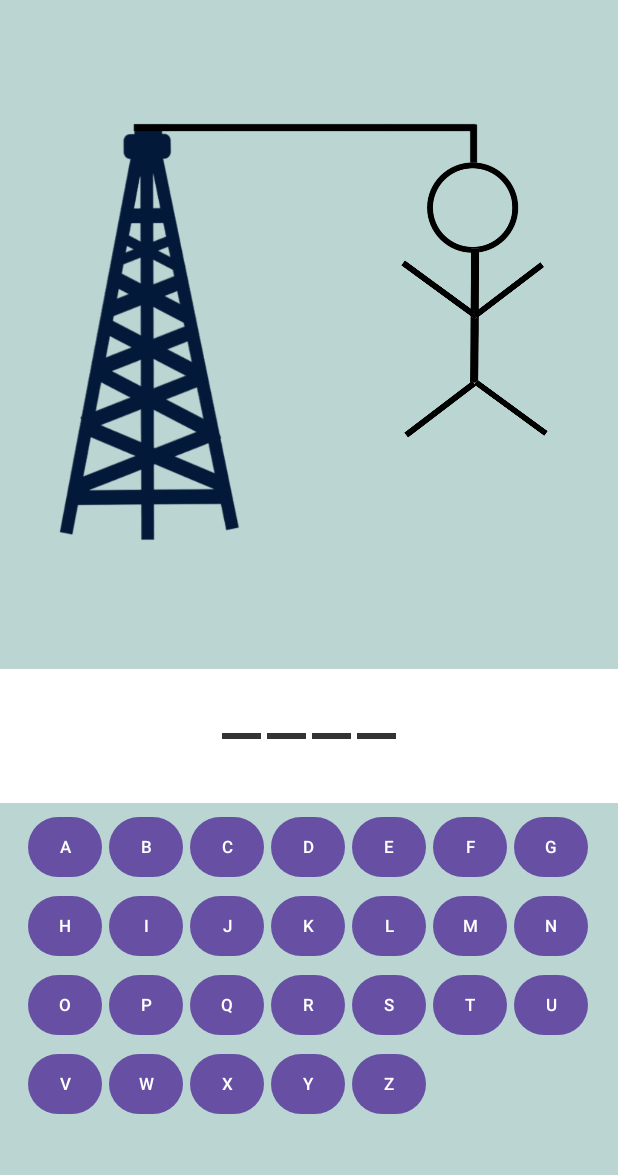
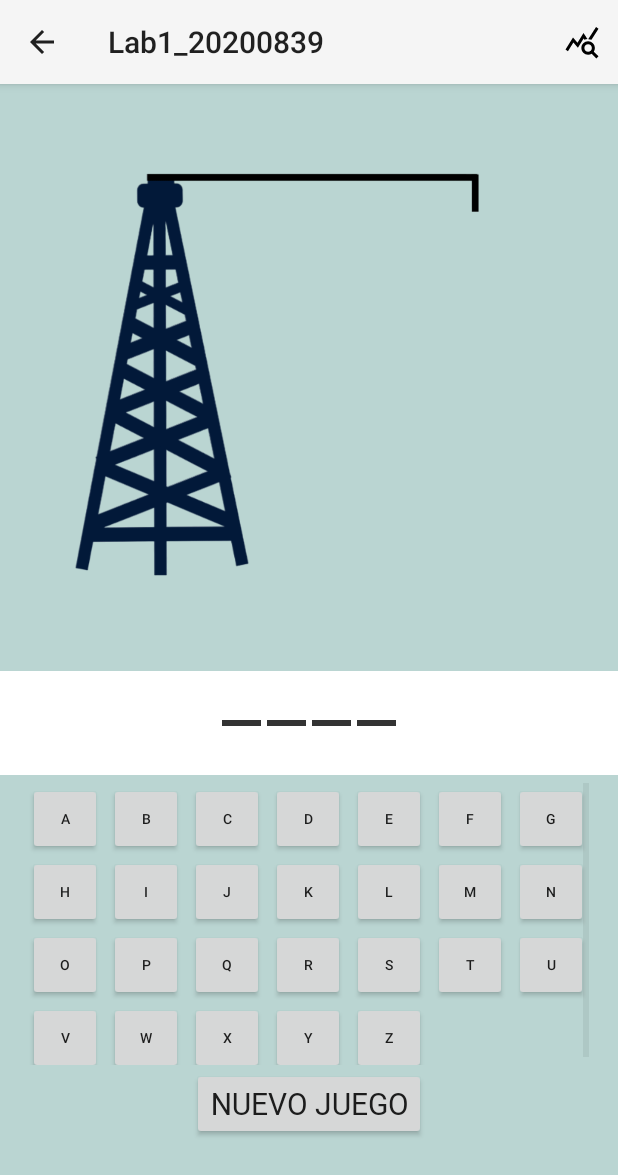
Before and after one commit to DiegoLG15/Lab1_20200839, an Android app: the MainActivity2 screen opened directly, with no data from a screen before it, on a phone screen of 412 x 824 dp. Shown: the top 1175 px of the screen. Run offline under Robolectric (Android 15) with nearby library versions, the phone set to English and light mode, and no system bars.

Commit message:
Lab1 terminado

```diff
--- a/app/src/main/java/com/example/lab1_20200839/MainActivity2.java
+++ b/app/src/main/java/com/example/lab1_20200839/MainActivity2.java
@@ -1,13 +1,18 @@
 package com.example.lab1_20200839;
 
+import androidx.annotation.NonNull;
 import androidx.appcompat.app.AlertDialog;
 import androidx.appcompat.app.AppCompatActivity;
 
 import android.content.DialogInterface;
+import android.content.Intent;
 import android.graphics.Color;
 import android.media.Image;
 import android.os.Bundle;
 import android.view.Gravity;
+import android.view.InflateException;
+import android.view.Menu;
+import android.view.MenuItem;
 import android.view.View;
 import android.view.ViewGroup;
 import android.widget.GridView;
@@ -15,6 +20,7 @@ import android.widget.ImageView;
 import android.widget.LinearLayout;
 import android.widget.TextView;
 
+import java.util.ArrayList;
 import java.util.Random;
 
 public class MainActivity2 extends AppCompatActivity {
@@ -30,6 +36,11 @@ public class MainActivity2 extends AppCompatActivity {
     private ImageView[] parts;
     private int sizeParts=6;
     private int parteActual;
+    private long startTime;
+    private long endTime;
+    private long duracion;
+    private ArrayList<Long> tiemposPartidas = new ArrayList<>();
+    private ArrayList<String> resultadosPartidas = new ArrayList<>();
 
 
     @Override
@@ -51,7 +62,31 @@ public class MainActivity2 extends AppCompatActivity {
 
         iniciarJuego();
     }
+    @Override
+    public boolean onCreateOptionsMenu(Menu menu) {
+        getMenuInflater().inflate(R.menu.menu_stats,menu);
+        return true;
+    }
+
+    @Override
+    public boolean onOptionsItemSelected(@NonNull MenuItem item) {
+        int id = item.getItemId();
+
+        if (id == R.id.stats) {
+            // Inicia una nueva actividad para mostrar estadísticas
+            Intent intent = new Intent(this, Statistics.class);
+            intent.putExtra("tiemposPartidas", tiemposPartidas);
+            intent.putExtra("resultadosPartidas", resultadosPartidas);
+            startActivity(intent);
+            return true;
+        }
+
+        return super.onOptionsItemSelected(item);
+    }
+
     private void iniciarJuego(){
+        wordLayout.removeAllViews();
+
         String nuevaPalabra=palabras[random.nextInt(palabras.length)];
         while(nuevaPalabra.equals(palabraActual)) nuevaPalabra=palabras[random.nextInt(palabras.length)];
         palabraActual=nuevaPalabra;
@@ -66,11 +101,15 @@ public class MainActivity2 extends AppCompatActivity {
             letrasView[i].setBackgroundResource(R.drawable.colocar_letra);
             wordLayout.addView(letrasView[i]);
         }
+        for (ImageView part : parts) {
+            part.setVisibility(View.INVISIBLE);
+        }
         adapter=new TecladoLetras(this);
         gridView.setAdapter(adapter);
         numCorr=0;
         parteActual=0;
         numChars=palabraActual.length();
+        startTime = System.currentTimeMillis();;
     }
     public void letraPresionada(View view){
         String letra=((TextView) view).getText().toString();
@@ -88,28 +127,34 @@ public class MainActivity2 extends AppCompatActivity {
         if(bandera){
             if(numCorr==numChars){
                 desabilitarBotones();
+                endTime = System.currentTimeMillis();
+                duracion = (endTime - startTime)/1000;
                 AlertDialog.Builder builder=new AlertDialog.Builder(this);
-                builder.setTitle("Ganaste");
-                builder.setMessage("Felicidades!\n\nLa reespuesta era \n\n" +palabraActual);
-                builder.setPositiveButton("Jugar nuevamente", new DialogInterface.OnClickListener() {
+                builder.setTitle("Ganó");
+                builder.setMessage("Terminó en \n\n" +duracion+"s");
+                builder.setPositiveButton("Jugar de nuevo", new DialogInterface.OnClickListener() {
                     @Override
                     public void onClick(DialogInterface dialog, int which) {
                         MainActivity2.this.iniciarJuego();
 
                     }
                 });
-                builder.setPositiveButton("Salir", new DialogInterface.OnClickListener() {
+                builder.setNegativeButton("Salir", new DialogInterface.OnClickListener() {
                     @Override
                     public void onClick(DialogInterface dialog, int which) {
                         MainActivity2.this.finish();
                     }
                 });
                 builder.show();
+                tiemposPartidas.add(duracion);
+                resultadosPartidas.add("Gano");
             }
         } else if (parteActual<sizeParts) {
             parts[parteActual].setVisibility(View.VISIBLE);
             parteActual++;
         }else {
+            endTime = System.currentTimeMillis();
+            duracion = (endTime - startTime)/1000;
             desabilitarBotones();
             AlertDialog.Builder builder=new AlertDialog.Builder(this);
             builder.setTitle("Perdiste");
@@ -128,6 +173,8 @@ public class MainActivity2 extends AppCompatActivity {
                 }
             });
             builder.show();
+            tiemposPartidas.add(duracion);
+            resultadosPartidas.add("Perdio");
         }
 
     }
@@ -136,4 +183,11 @@ public class MainActivity2 extends AppCompatActivity {
             gridView.getChildAt(i).setEnabled(false);
         }
     }
+    public void onClickJugarDeNuevo(View view) {
+        iniciarJuego();
+        endTime = System.currentTimeMillis();
+        tiemposPartidas.add(duracion);
+        resultadosPartidas.add("Cancelo");
+    }
+
 }
--- /dev/null
+++ b/app/src/main/res/drawable/stats.xml
@@ -0,0 +1,5 @@
+<vector android:height="24dp" android:tint="#000000"
+    android:viewportHeight="24" android:viewportWidth="24"
+    android:width="24dp" xmlns:android="http://schemas.android.com/apk/res/android">
+    <path android:fillColor="@android:color/white" android:pathData="M19.88,18.47c0.44,-0.7 0.7,-1.51 0.7,-2.39c0,-2.49 -2.01,-4.5 -4.5,-4.5s-4.5,2.01 -4.5,4.5s2.01,4.5 4.49,4.5c0.88,0 1.7,-0.26 2.39,-0.7L21.58,23L23,21.58L19.88,18.47zM16.08,18.58c-1.38,0 -2.5,-1.12 -2.5,-2.5c0,-1.38 1.12,-2.5 2.5,-2.5s2.5,1.12 2.5,2.5C18.58,17.46 17.46,18.58 16.08,18.58zM15.72,10.08c-0.74,0.02 -1.45,0.18 -2.1,0.45l-0.55,-0.83l-3.8,6.18l-3.01,-3.52l-3.63,5.81L1,17l5,-8l3,3.5L13,6C13,6 15.72,10.08 15.72,10.08zM18.31,10.58c-0.64,-0.28 -1.33,-0.45 -2.05,-0.49c0,0 5.12,-8.09 5.12,-8.09L23,3.18L18.31,10.58z"/>
+</vector>
--- a/app/src/main/res/layout/activity_main.xml
+++ b/app/src/main/res/layout/activity_main.xml
@@ -79,14 +79,14 @@
         android:layout_width="wrap_content"
         android:layout_height="wrap_content"
         android:fontFamily="@font/tahitisansd"
+        android:onClick="jugar"
         android:text="Jugar"
-        android:onClick="jugar"
         android:textSize="30sp"
         app:layout_constraintBottom_toBottomOf="parent"
         app:layout_constraintEnd_toEndOf="parent"
-        app:layout_constraintHorizontal_bias="0.501"
+        app:layout_constraintHorizontal_bias="0.498"
         app:layout_constraintStart_toStartOf="parent"
         app:layout_constraintTop_toBottomOf="@+id/textAhorcado"
-        app:layout_constraintVertical_bias="0.345" />
+        app:layout_constraintVertical_bias="0.34" />
 
 </androidx.constraintlayout.widget.ConstraintLayout>
--- a/app/src/main/res/layout/activity_main2.xml
+++ b/app/src/main/res/layout/activity_main2.xml
@@ -10,18 +10,18 @@
 
     <RelativeLayout
         android:layout_width="match_parent"
-        android:layout_height="446dp"
+        android:layout_height="391dp"
         android:gravity="center"
         android:paddingTop="15dp">
 
         <ImageView
             android:id="@+id/antena"
             android:layout_width="294dp"
-            android:layout_height="429dp"
+            android:layout_height="410dp"
             android:layout_alignParentStart="true"
             android:layout_alignParentEnd="true"
             android:layout_centerVertical="true"
-            android:layout_marginStart="35dp"
+            android:layout_marginStart="46dp"
             android:layout_marginEnd="65dp"
             android:layout_marginBottom="40dp"
             app:srcCompat="@drawable/antenna_sinfondo" />
@@ -31,60 +31,66 @@
             android:layout_width="181dp"
             android:layout_height="137dp"
             android:layout_marginStart="165dp"
-            android:layout_marginTop="23dp"
+            android:layout_marginTop="1dp"
             android:paddingStart="116dp"
             android:paddingTop="72dp"
-            app:srcCompat="@drawable/head1_sinfondo" />
+            app:srcCompat="@drawable/head1_sinfondo"
+            android:visibility="invisible"/>
 
         <ImageView
             android:id="@+id/cuerpo"
             android:layout_width="136dp"
             android:layout_height="288dp"
             android:layout_marginStart="188dp"
-            android:layout_marginTop="30dp"
+            android:layout_marginTop="7dp"
             android:paddingStart="120dp"
             android:paddingTop="53dp"
-            app:srcCompat="@drawable/torso_sinfondo" />
+            app:srcCompat="@drawable/torso_sinfondo"
+            android:visibility="invisible"/>
 
         <ImageView
             android:id="@+id/brazoIzq"
             android:layout_width="153dp"
             android:layout_height="127dp"
             android:layout_marginStart="166dp"
-            android:layout_marginTop="90dp"
+            android:layout_marginTop="70dp"
             android:paddingStart="100dp"
             android:paddingTop="60dp"
-            app:srcCompat="@drawable/brazoizq_piernadere_sinfondo" />
+            app:srcCompat="@drawable/brazoizq_piernadere_sinfondo"
+            android:visibility="invisible"/>
 
         <ImageView
             android:id="@+id/brazoDer"
             android:layout_width="170dp"
             android:layout_height="142dp"
             android:layout_marginStart="193dp"
-            android:layout_marginTop="84dp"
+            android:layout_marginTop="64dp"
             android:paddingStart="120dp"
             android:paddingTop="60dp"
-            app:srcCompat="@drawable/brazodere_piernaizq_sinfondo" />
+            app:srcCompat="@drawable/brazodere_piernaizq_sinfondo"
+            android:visibility="invisible"/>
 
         <ImageView
             android:id="@+id/piernaIzq"
             android:layout_width="152dp"
             android:layout_height="148dp"
             android:layout_marginStart="166dp"
-            android:layout_marginTop="145dp"
+            android:layout_marginTop="118dp"
             android:paddingStart="101dp"
             android:paddingTop="90dp"
-            app:srcCompat="@drawable/brazodere_piernaizq_sinfondo" />
+            app:srcCompat="@drawable/brazodere_piernaizq_sinfondo"
+            android:visibility="invisible"/>
 
         <ImageView
             android:id="@+id/piernaDer"
             android:layout_width="172dp"
             android:layout_height="148dp"
             android:layout_marginStart="193dp"
-            android:layout_marginTop="143dp"
+            android:layout_marginTop="118dp"
             android:paddingStart="121dp"
             android:paddingTop="90dp"
-            app:srcCompat="@drawable/brazoizq_piernadere_sinfondo" />
+            app:srcCompat="@drawable/brazoizq_piernadere_sinfondo"
+            android:visibility="invisible"/>
     </RelativeLayout>
     <LinearLayout
         android:id="@+id/palabras"
@@ -92,7 +98,7 @@
         android:layout_height="wrap_content"
         android:layout_marginBottom="5dp"
         android:background="@color/white"
-        android:padding="20dp"
+        android:padding="10dp"
         android:orientation="horizontal"
         android:gravity="center">
 
@@ -101,13 +107,23 @@
     <GridView
         android:id="@+id/letras"
         android:layout_width="374dp"
-        android:layout_height="match_parent"
+        android:layout_height="188dp"
         android:layout_gravity="center"
-        android:layout_marginBottom="5dp"
+        android:layout_marginBottom="2dp"
         android:background="#BAD5D2"
         android:horizontalSpacing="5dp"
         android:numColumns="7"
         android:stretchMode="columnWidth"
-        android:verticalSpacing="5dp" />
+        android:verticalSpacing="1dp" />
+    <Button
+        android:id="@+id/buttonJugarDeNuevo"
+        android:layout_width="wrap_content"
+        android:layout_height="wrap_content"
+        android:fontFamily="@font/tahitisansd"
+        android:onClick="onClickJugarDeNuevo"
+        android:text="Nuevo Juego"
+        android:layout_gravity="center"
+        android:textSize="20sp"
+        app:layout_constraintVertical_bias="0.34" />
 
 </LinearLayout>
--- a/app/src/main/res/layout/letras.xml
+++ b/app/src/main/res/layout/letras.xml
@@ -4,7 +4,7 @@
     android:layout_width="wrap_content"
     android:layout_height="match_parent"
     android:padding="1dp"
-    android:textSize="11sp"
+    android:textSize="9sp"
     android:onClick="letraPresionada"
     >
 </Button>
--- /dev/null
+++ b/app/src/main/res/menu/menu_results.xml
@@ -0,0 +1,4 @@
+<?xml version="1.0" encoding="utf-8"?>
+<menu xmlns:android="http://schemas.android.com/apk/res/android">
+
+</menu>
--- /dev/null
+++ b/app/src/main/res/menu/menu_stats.xml
@@ -0,0 +1,9 @@
+<?xml version="1.0" encoding="utf-8"?>
+<menu xmlns:android="http://schemas.android.com/apk/res/android"
+    xmlns:app="http://schemas.android.com/apk/res-auto">
+    <item
+        android:id="@+id/stats"
+        android:icon="@drawable/stats"
+        android:title="stats"
+        app:showAsAction="ifRoom" />
+</menu>
--- a/app/src/main/res/values/colors.xml
+++ b/app/src/main/res/values/colors.xml
@@ -3,6 +3,6 @@
     <color name="black">#FF000000</color>
     <color name="white">#FFFFFFFF</color>
     <color name="blue">#0A0A70</color>
-    <color name="green">#095E09</color>
+    <color name="green">#064506</color>
     <color name="red">#8C0909</color>
 </resources>
```
Also changed, not shown: app/src/main/AndroidManifest.xml (+6 -1 lines), app/src/main/java/com/example/lab1_20200839/Statistics.java (added, +58 -0 lines), app/src/main/res/layout/activity_statistics.xml (added, +51 -0 lines).
